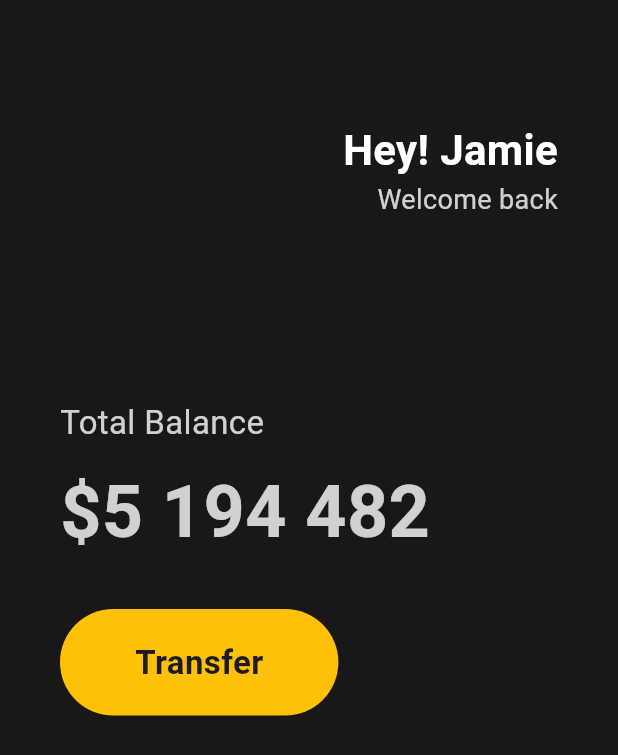
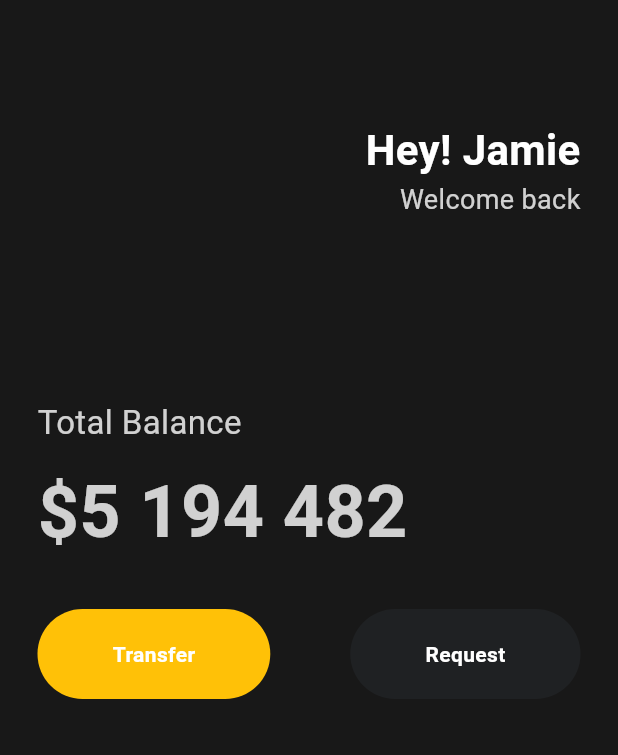
Before and after one commit to minjae-dev/stop-watch-app, a Flutter app: the screen it shows after launch, on a phone screen of 412 x 824 dp. Shown: the top 755 px of the screen. Run offline on Flutter 3.47's test engine with Material 3 defaults, Android fonts, the light colour scheme and no system bars.

Commit message:
Button Component completed

```diff
--- a/analysis_options.yaml
+++ b/analysis_options.yaml
@@ -21,6 +21,7 @@ linter:
   # `// ignore_for_file: name_of_lint` syntax on the line or in the file
   # producing the lint.
   rules:
+    prefer_const_constructors: true
     # avoid_print: false  # Uncomment to disable the `avoid_print` rule
     # prefer_single_quotes: true  # Uncomment to enable the `prefer_single_quotes` rule
 
--- a/lib/main.dart
+++ b/lib/main.dart
@@ -1,7 +1,8 @@
+import 'package:apptoon/widgets/button.dart';
 import 'package:flutter/material.dart';
 
 void main() {
-  runApp(App());
+  runApp(const App());
 }
 
 class App extends StatelessWidget {
@@ -12,18 +13,18 @@ class App extends StatelessWidget {
     return MaterialApp(
       home: Scaffold(
         body: Padding(
-          padding: const EdgeInsets.symmetric(horizontal: 40),
+          padding: const EdgeInsets.symmetric(horizontal: 25),
           child: Column(
             crossAxisAlignment: CrossAxisAlignment.start,
             children: [
-              SizedBox(height: 80),
+              const SizedBox(height: 80),
               Row(
                 mainAxisAlignment: MainAxisAlignment.end,
                 children: [
                   Column(
                     crossAxisAlignment: CrossAxisAlignment.end,
                     children: [
-                      Text(
+                      const Text(
                         'Hey! Jamie',
                         style: TextStyle(
                           color: Colors.white,
@@ -42,7 +43,7 @@ class App extends StatelessWidget {
                   ),
                 ],
               ),
-              SizedBox(height: 120),
+              const SizedBox(height: 120),
               Text(
                 'Total Balance',
                 style: TextStyle(
@@ -50,7 +51,7 @@ class App extends StatelessWidget {
                   fontSize: 22,
                 ),
               ),
-              SizedBox(height: 10),
+              const SizedBox(height: 10),
               Text(
                 '\$5 194 482',
                 style: TextStyle(
@@ -59,34 +60,26 @@ class App extends StatelessWidget {
                   fontWeight: FontWeight.w600,
                 ),
               ),
-              SizedBox(height: 30),
-              Row(
+              const SizedBox(height: 30),
+              const Row(
+                mainAxisAlignment: MainAxisAlignment.spaceBetween,
                 children: [
-                  Container(
-                    decoration: BoxDecoration(
-                      color: Colors.amber,
-                      borderRadius: BorderRadius.circular(50),
-                    ),
-                    child: Padding(
-                      padding: const EdgeInsets.symmetric(
-                        horizontal: 50,
-                        vertical: 20,
-                      ),
-                      child: Text(
-                        'Transfer',
-                        style: TextStyle(
-                          fontSize: 22,
-                          fontWeight: FontWeight.w600,
-                        ),
-                      ),
-                    ),
+                  Button(
+                    text: 'Transfer',
+                    bgColor: Colors.amber,
+                    textColor: Colors.white,
+                  ),
+                  Button(
+                    text: 'Request',
+                    bgColor: Color(0xFF1F2123),
+                    textColor: Colors.white,
                   ),
                 ],
               ),
             ],
           ),
         ),
-        backgroundColor: Color(0xFF181818),
+        backgroundColor: const Color(0xFF181818),
       ),
     );
   }
--- /dev/null
+++ b/lib/widgets/button.dart
@@ -0,0 +1,31 @@
+import 'package:flutter/material.dart';
+
+class Button extends StatelessWidget {
+  final String text;
+  final Color bgColor;
+  final Color textColor;
+
+  const Button({
+    super.key,
+    required this.text,
+    required this.bgColor,
+    required this.textColor,
+  });
+
+  @override
+  Widget build(BuildContext context) {
+    return Container(
+      decoration: BoxDecoration(
+        color: bgColor,
+        borderRadius: BorderRadius.circular(50),
+      ),
+      child: Padding(
+        padding: const EdgeInsets.symmetric(horizontal: 50, vertical: 20),
+        child: Text(
+          text,
+          style: TextStyle(color: textColor, fontWeight: FontWeight.w600),
+        ),
+      ),
+    );
+  }
+}
```
